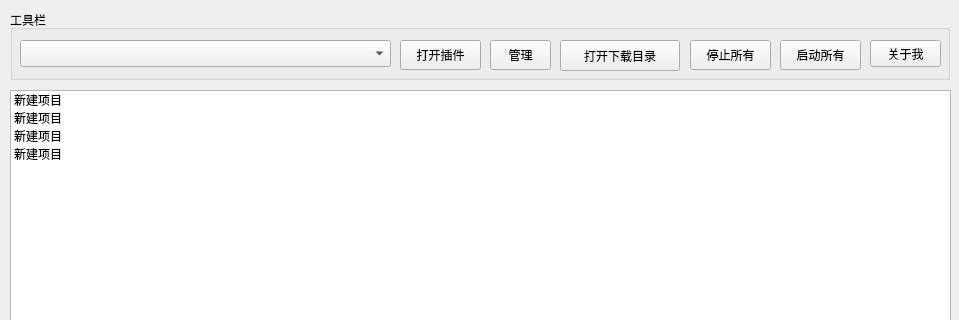
First picture: the form in uiDefines/MainWindow.ui, repository fivecountry/pyResourceGet, before the edit; both pictures show x 0 to 959 and y 0 to 320 of the 959 by 570 pixel window.
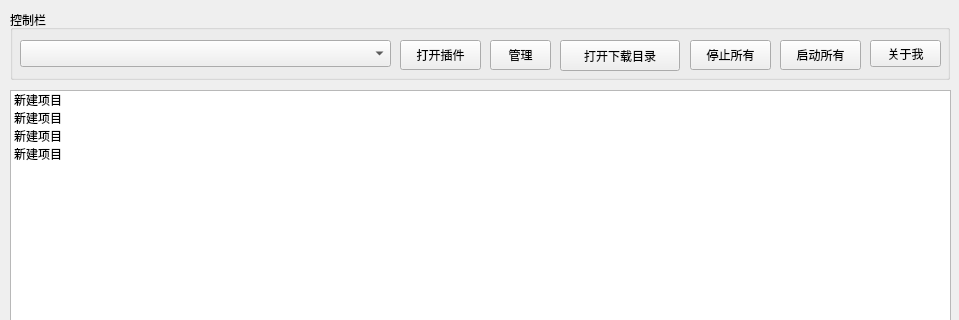
Second picture: the form after the edit.

The edit to the form file:
```diff
--- a/uiDefines/MainWindow.ui
+++ b/uiDefines/MainWindow.ui
@@ -27,7 +27,7 @@
      </rect>
     </property>
     <property name="title">
-     <string>工具栏</string>
+     <string>控制栏</string>
     </property>
     <widget class="QPushButton" name="btnManage">
      <property name="geometry">
```
